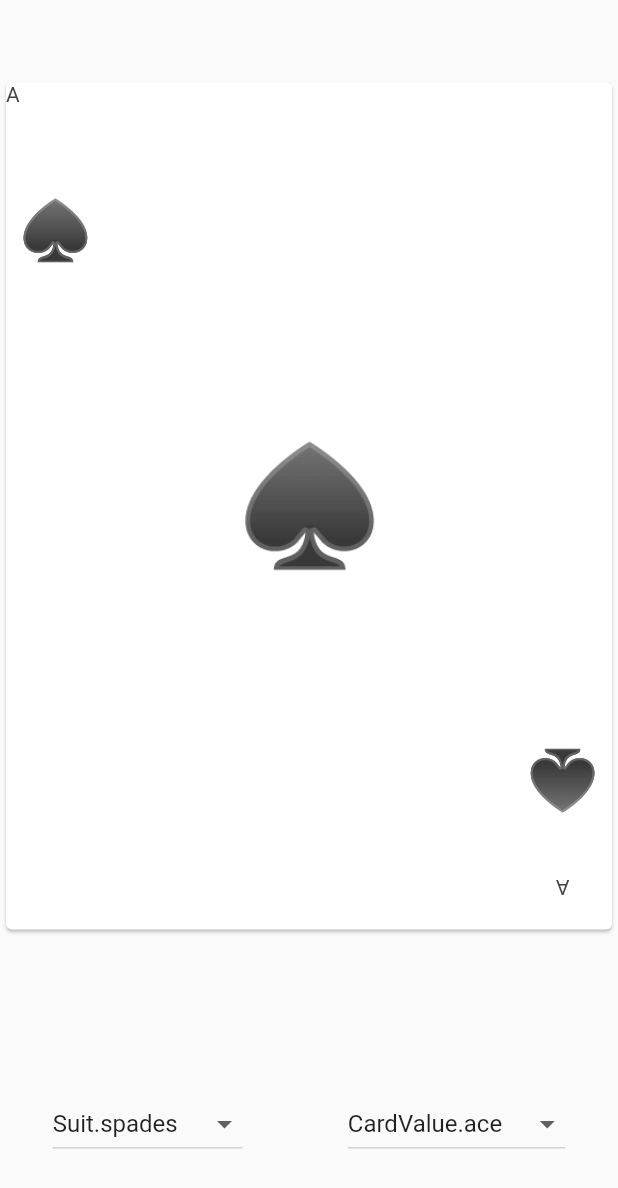
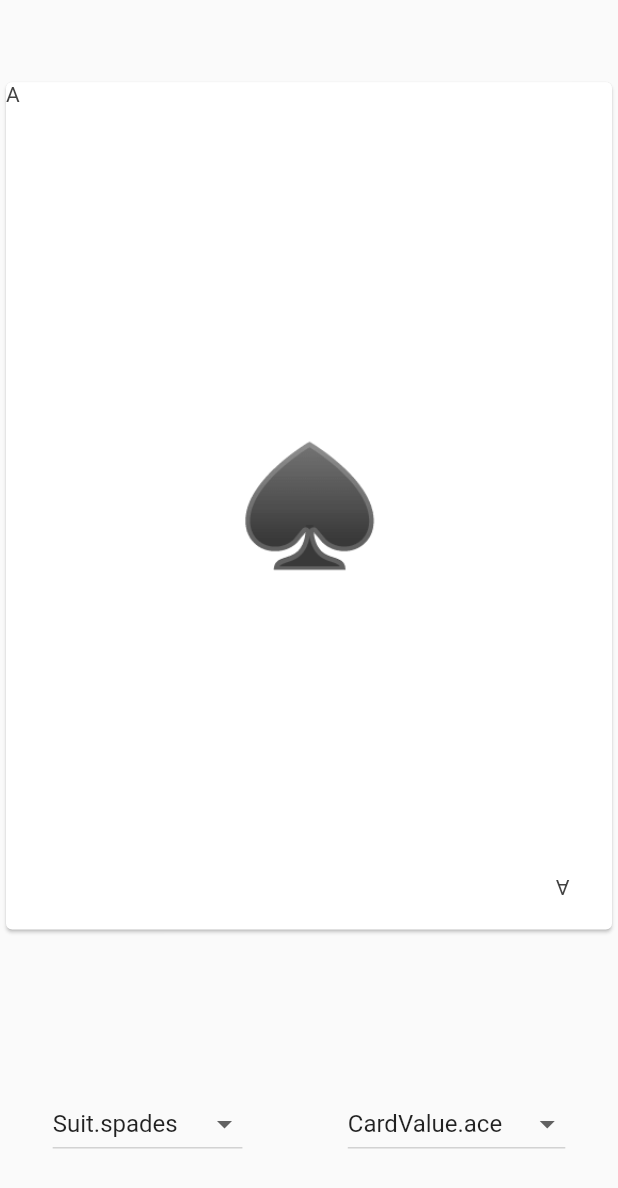
Before and after one commit to benoitRodde/playing_cards, a Flutter app: the screen it shows after launch, on a phone screen of 412 x 824 dp. Shown: the top 1188 px of the screen. Run offline on Flutter 3.47's test engine with Material 2 defaults, Android fonts, the phone set to English and light mode, and no system bars.

Commit message:
delete sign

```diff
--- a/lib/src/views/playing-card-content-view.dart
+++ b/lib/src/views/playing-card-content-view.dart
@@ -64,12 +64,6 @@ class PlayingCardContentView extends StatelessWidget {
               )),
           Positioned(
               right: 0,
-              bottom: height * 0.035714 + labelHeight + height * .01,
-              width: sideSpace,
-              height: labelSuitHeight,
-              child: RotatedBox(quarterTurns: 2, child: suitBuilder(context))),
-          Positioned(
-              right: 0,
               bottom: height * 0.035714,
               width: sideSpace,
               height: labelHeight,
@@ -83,12 +77,6 @@ class PlayingCardContentView extends StatelessWidget {
                     overflow: TextOverflow.visible,
                     textAlign: TextAlign.center,
                   ))),
-          Positioned(
-              left: 0,
-              top: height * 0.035714 + labelHeight + height * .01,
-              width: sideSpace,
-              height: labelSuitHeight,
-              child: suitBuilder(context)),
         ]);
       });
 }
```
